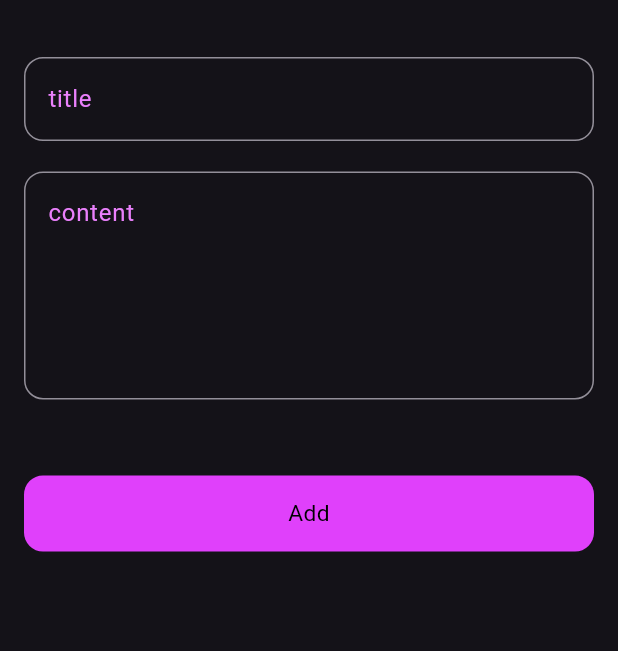
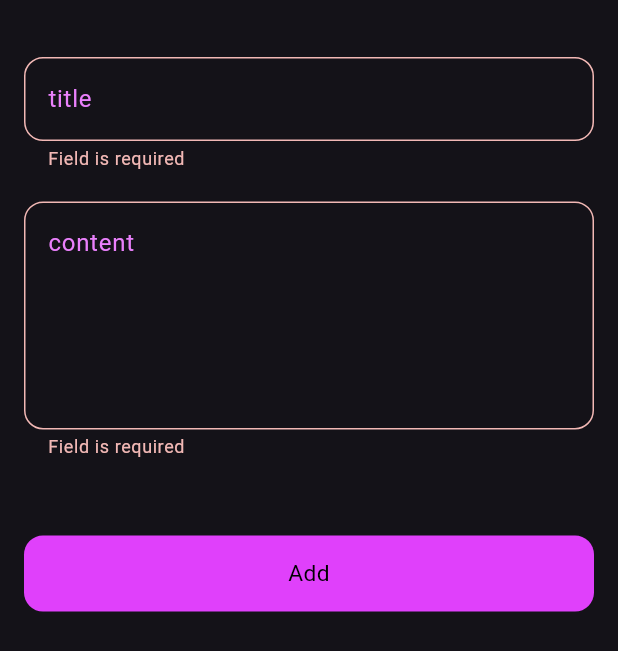
Before and after one commit to randasabra55/notes_app, a Flutter app: the AddNoteBottonSheet widget shown alone on an empty page, opened directly, after a tap on "Add", on a phone screen of 412 x 824 dp. Shown: the top 651 px of the screen. Run offline on Flutter 3.47's test engine with Material 3 defaults, Android fonts, the phone set to English and light mode, and no system bars; our stand-ins replace flutter_screenutil, google_fonts, hive_flutter, sqflite; accounts and stored records are empty; generated files the repository leaves out were written again.

```diff
--- a/lib/views/notes.dart
+++ b/lib/views/notes.dart
@@ -172,9 +172,18 @@ class NoteItem extends StatelessWidget {
 }
 
 
-class AddNoteBottonSheet extends StatelessWidget {
+class AddNoteBottonSheet extends StatefulWidget {
 
 
+  @override
+  State<AddNoteBottonSheet> createState() => _AddNoteBottonSheetState();
+}
+
+class _AddNoteBottonSheetState extends State<AddNoteBottonSheet> {
+
+  final GlobalKey<FormState> formkey=GlobalKey();
+  AutovalidateMode autovalidateMode=AutovalidateMode.disabled;
+  String? title,subtitle;
   @override
   Widget build(BuildContext context) {
     return Padding(
@@ -182,12 +191,23 @@ class AddNoteBottonSheet extends StatelessWidget {
         horizontal: 16
       ),
       child: SingleChildScrollView(
+        child: Form(
+          key: formkey,
           child: Column(
             children: [
               SizedBox(
                 height: 30.h,
               ),
-            TextField(
+              TextFormField(
+                onSaved: (value){
+                  title=value;
+                },
+                validator: (value){
+                  if(value?.isEmpty ??true)
+                    {
+                      return 'Field is required';
+                    }
+                },
                 decoration: InputDecoration(
                   border: OutlineInputBorder(
                     borderRadius: BorderRadius.circular(10.r),
@@ -203,7 +223,16 @@ class AddNoteBottonSheet extends StatelessWidget {
               SizedBox(
                 height: 16.h,
               ),
-            TextField(
+              TextFormField(
+                onSaved: (value){
+                  subtitle=value;
+                },
+                validator: (value){
+                  if(value?.isEmpty?? true)
+                    {
+                      return 'Field is required';
+                    }
+                },
                 decoration: InputDecoration(
                     border: OutlineInputBorder(
                       borderRadius: BorderRadius.circular(10.r),
@@ -225,7 +254,14 @@ class AddNoteBottonSheet extends StatelessWidget {
               ),
               GestureDetector(
                 onTap: (){
-
+                  if(formkey.currentState!.validate())
+                    {
+                      formkey.currentState!.save();
+                    }
+                  else
+                    {
+                      autovalidateMode=AutovalidateMode.always;
+                    }
                 },
                 child: Container(
                   height: 40.h,
@@ -252,6 +288,7 @@ class AddNoteBottonSheet extends StatelessWidget {
             ],
           ),
         ),
+      ),
     );
   }
 }
```
Lines whose indentation alone changed are shown as unchanged.
